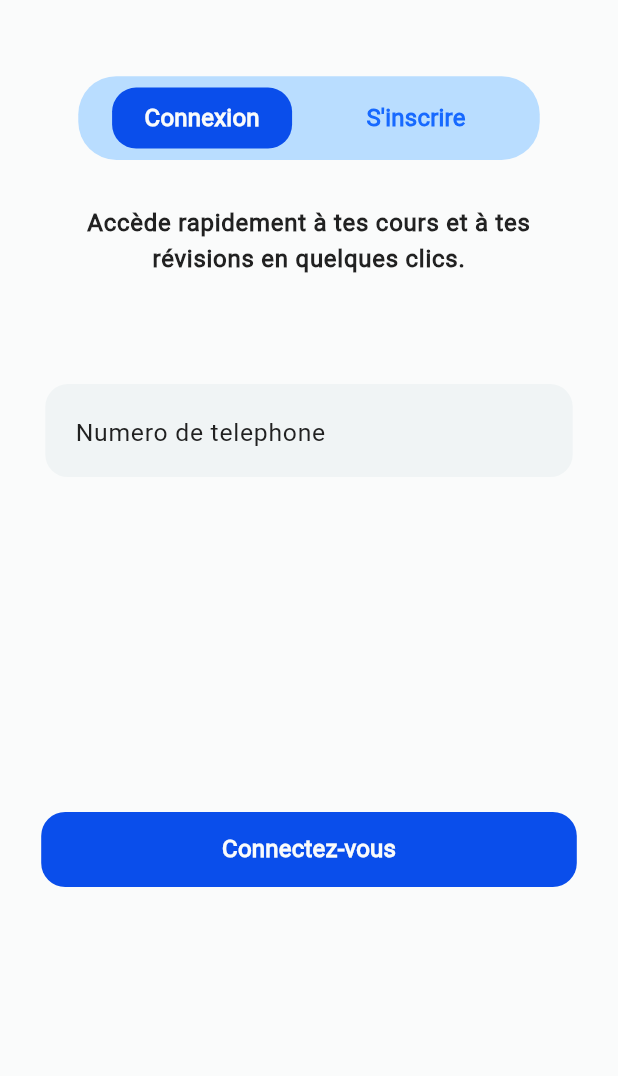
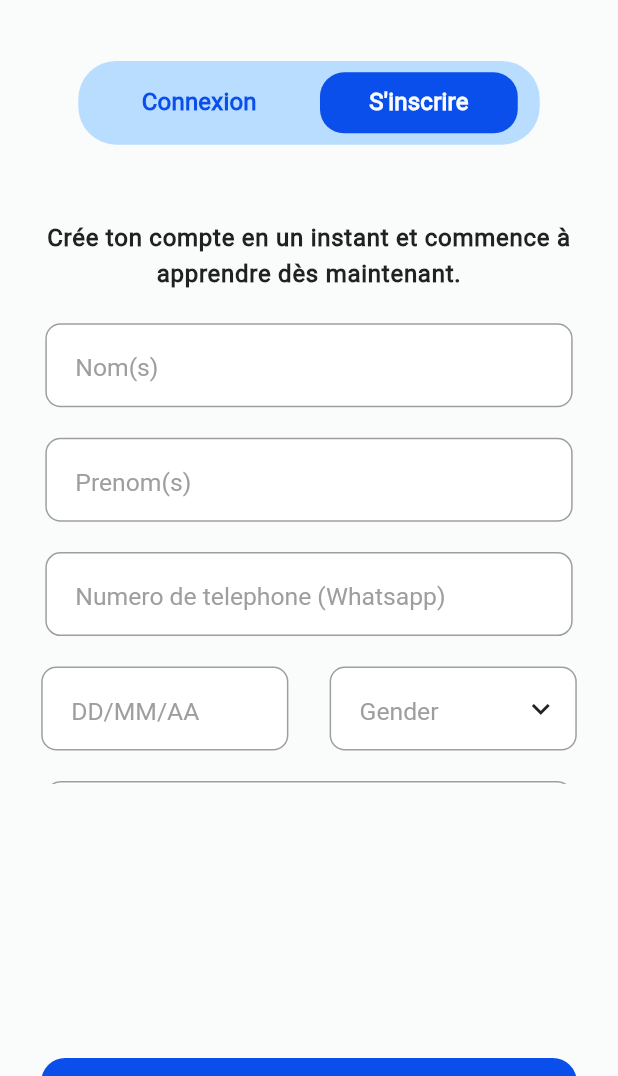
Before and after one commit to darrelX/onbush, a Flutter app: the LoginScreen screen opened by its route, after a tap on "S'inscrire", on a phone screen of 412 x 824 dp, the part 160-1236 px from its top. Run offline on Flutter 3.47's test engine with Material 3 defaults, Android fonts, the phone set to English and light mode, and no system bars; our stand-ins replace animate_do, another_flushbar, auto_route, bloc, carousel_slider, connectivity_plus and 15 more; missing offline and left inert: draggable_bottom_sheet; accounts and stored records are empty; generated files the repository leaves out were written again; project files that could hold a hidden picture were left out.

Commit message:
Onboarding success

```diff
--- a/lib/auth/presentation/pages/login_screen.dart
+++ b/lib/auth/presentation/pages/login_screen.dart
@@ -6,6 +6,8 @@ import 'package:flutter_screenutil/flutter_screenutil.dart';
 import 'package:form_builder_validators/form_builder_validators.dart';
 import 'package:gap/gap.dart';
 import 'package:onbush/auth/logic/auth_cubit/auth_cubit.dart';
+import 'package:onbush/auth/presentation/widgets/auh_switcher_widget.dart';
+import 'package:onbush/auth/presentation/widgets/register_widget.dart';
 import 'package:onbush/shared/extensions/context_extensions.dart';
 import 'package:onbush/shared/routing/app_router.dart';
 import 'package:onbush/shared/theme/app_colors.dart';
@@ -26,11 +28,22 @@ class LoginScreen extends StatefulWidget {
 
 class _LoginScreenState extends State<LoginScreen> {
   final TextEditingController _emailController = TextEditingController();
+  final TextEditingController _firstNameController = TextEditingController();
+  final TextEditingController _lastNameController = TextEditingController();
   final TextEditingController _phoneController = TextEditingController();
   final TextEditingController _passwordController = TextEditingController();
+  final TextEditingController dateController = TextEditingController();
+  final TextEditingController _genderController = TextEditingController();
+  final TextEditingController _schoolController = TextEditingController();
+  final TextEditingController _academicLevelController =
+      TextEditingController();
+  final TextEditingController _majorStudyController = TextEditingController();
   final AuthCubit _cubit = AuthCubit();
   final GlobalKey<FormState> _formKey = GlobalKey<FormState>();
-  final ScrollController _scrollController = ScrollController();
+  final PageController _pageController = PageController();
+  final TextEditingController _dateController = TextEditingController();
+  DateTime? _selectedDate;
+  int _currentIndex = 0;
   // final bool _isChecked = false;
   // final _networkCubit = getIt.get<NetworkCubit>();
 
@@ -97,47 +110,31 @@ class _LoginScreenState extends State<LoginScreen> {
                       width: 200,
                       // height: 300,
                     ),
-                    Gap(50.h),
+                    Gap(40.h),
+                    AuhSwitcherWidget(
+                      pageController: _pageController,
+                      currentIndex: _currentIndex,
+                    ),
+                    Gap(20.h),
 
-                    Container(
-                      width: 280.w,
-                      height: 55.h,
-                      decoration: BoxDecoration(
-                          color: AppColors.third,
-                          borderRadius: BorderRadius.circular(25.r)),
-                      child: Center(
-                        child: Row(
-                          mainAxisAlignment: MainAxisAlignment.spaceEvenly,
+                    SizedBox(
+                      height: 400.h,
+                      child: PageView(
+                        controller: _pageController,
+                        onPageChanged: (int page) => setState(() {
+                          _currentIndex = page;
+                        }),
                         children: [
-                            AppButton(
-                              width: 120,
-                              text: "Connexion",
-                              onPressed: () {},
-                              bgColor: AppColors.primary,
-                              height: 40.h,
-                            ),
-                            AppButton(
-                              width: 120,
-                              text: "S'inscrire",
-                              onPressed: () {},
-                              // bgColor: AppColors.primary,
-                              textColor: AppColors.secondary,
-                              height: 40.h,
-                            ),
-                          ],
-                        ),
-                      ),
-                    ),
+                          Column(
+                            children: [
                               Gap(30.h),
-
                               Text(
                                 "Accède rapidement à tes cours et à tes révisions en quelques clics.",
                                 style: context.textTheme.bodyLarge!
                                     .copyWith(fontWeight: FontWeight.bold),
                                 textAlign: TextAlign.center,
                               ),
-                    Gap(70.h),
-
+                              Gap(100.h),
                               AppInput(
                                 controller: _phoneController,
                                 // label: 'Tel',
@@ -152,11 +149,22 @@ class _LoginScreenState extends State<LoginScreen> {
                                   FormBuilderValidators.numeric()
                                 ],
                               ),
-                    Gap(20.h),
-
-                    Gap(200.h),
-
-                    // Gap(50.h),
+                            ],
+                          ),
+                          RegisterWidget(
+                            firstNameController: _firstNameController,
+                            lastNameController: _lastNameController,
+                            phoneController: _phoneController,
+                            dateController: _dateController,
+                            genderController: _genderController,
+                            schoolController: _schoolController,
+                            academicLevelController: _academicLevelController,
+                            majorStudyController: _majorStudyController,
+                          ),
+                        ],
+                      ),
+                    ),
+                    Gap(180.h),
                     AppButton(
                       loading: state is LoginLoading,
                       bgColor: AppColors.primary,
--- /dev/null
+++ b/lib/auth/presentation/widgets/auh_switcher_widget.dart
@@ -0,0 +1,70 @@
+import 'package:flutter/material.dart';
+import 'package:flutter_screenutil/flutter_screenutil.dart';
+import 'package:onbush/shared/theme/app_colors.dart';
+import 'package:onbush/shared/widget/app_button.dart';
+
+class AuhSwitcherWidget extends StatefulWidget {
+  final int currentIndex;
+  final PageController pageController;
+
+  const AuhSwitcherWidget({
+    super.key,
+    this.currentIndex = 0, required this.pageController,
+  });
+
+  @override
+  State<AuhSwitcherWidget> createState() => _AuhSwitcherWidgetState();
+}
+
+class _AuhSwitcherWidgetState extends State<AuhSwitcherWidget> {
+  @override
+  Widget build(BuildContext context) {
+    return Container(
+      width: 280.w,
+      height: 55.h,
+      decoration: BoxDecoration(
+          color: AppColors.third, borderRadius: BorderRadius.circular(25.r)),
+      child: Center(
+        child: Row(
+          mainAxisAlignment: MainAxisAlignment.spaceEvenly,
+          children: [
+            AppButton(
+              width: 120.w,
+              text: "Connexion",
+              textColor:
+                  widget.currentIndex == 1 ? AppColors.primary : AppColors.white,
+              onPressed: () {
+                setState(() {
+                  widget.pageController.previousPage(
+                      duration: const Duration(milliseconds: 400),
+                      curve: Curves.linear);
+                });
+              },
+              bgColor: widget.currentIndex == 1 ? null : AppColors.primary,
+              height: 40.h,
+            ),
+            AppButton(
+              width: 120.w,
+              text: "S'inscrire",
+              textColor:
+                  widget.currentIndex == 0 ? AppColors.primary : AppColors.white,
+
+              bgColor: widget.currentIndex == 0 ? null : AppColors.primary,
+
+              onPressed: () {
+                setState(() {
+                  widget.pageController.nextPage(
+                      duration: const Duration(milliseconds: 400),
+                      curve: Curves.linear);
+                });
+              },
+              // bgColor: AppColors.primary,
+
+              height: 40.h,
+            ),
+          ],
+        ),
+      ),
+    );
+  }
+}
--- /dev/null
+++ b/lib/auth/presentation/widgets/register_widget.dart
@@ -0,0 +1,270 @@
+import 'package:auto_route/auto_route.dart';
+import 'package:flutter/material.dart';
+import 'package:flutter/services.dart';
+import 'package:flutter_screenutil/flutter_screenutil.dart';
+import 'package:form_builder_validators/form_builder_validators.dart';
+import 'package:gap/gap.dart';
+import 'package:intl/intl.dart';
+import 'package:onbush/shared/extensions/context_extensions.dart';
+import 'package:onbush/shared/theme/app_colors.dart';
+import 'package:onbush/shared/widget/app_bottom_sheet.dart';
+import 'package:onbush/shared/widget/app_input.dart';
+
+class RegisterWidget extends StatefulWidget {
+  final TextEditingController lastNameController;
+  final TextEditingController firstNameController;
+  final TextEditingController phoneController;
+  final TextEditingController dateController;
+  final TextEditingController genderController;
+  final TextEditingController schoolController;
+  final TextEditingController academicLevelController;
+  final TextEditingController majorStudyController;
+
+  const RegisterWidget(
+      {super.key,
+      required this.dateController,
+      required this.lastNameController,
+      required this.firstNameController,
+      required this.phoneController,
+      required this.genderController,
+      required this.schoolController,
+      required this.academicLevelController,
+      required this.majorStudyController});
+
+  @override
+  State<RegisterWidget> createState() => _RegisterWidgetState();
+}
+
+class _RegisterWidgetState extends State<RegisterWidget> {
+  DateTime? _selectedDate;
+  int gender = 1;
+  final TextEditingController _seachController = TextEditingController();
+
+  Future<void> _selectDate(BuildContext context) async {
+    final DateTime? pickedDate = await showDatePicker(
+      context: context,
+      initialDate: _selectedDate ?? DateTime.now(),
+      firstDate: DateTime(1900), // Date de début pour limiter la sélection
+      lastDate:
+          DateTime.now(), // Limite à aujourd'hui pour éviter les dates futures
+    );
+    if (pickedDate != null && pickedDate != _selectedDate) {
+      setState(() {
+        _selectedDate = pickedDate;
+        widget.dateController.text =
+            DateFormat('dd/MM/yyyy').format(pickedDate); // Formatage de la date
+      });
+    }
+  }
+
+  Future<void> _selectSchool(BuildContext context) async {
+    AppBottomSheet.showModelBottomSheet(
+      context: context,
+      child: SingleChildScrollView(
+        child: Column(
+          children: [
+            Row(
+              mainAxisAlignment: MainAxisAlignment.start,
+              children: [
+                const Icon(Icons.arrow_back),
+                const Spacer(),
+                Text(
+                  "Choississez votre\necole/universite",
+                  style: context.textTheme.titleLarge!.copyWith(
+                    fontWeight: FontWeight.bold,
+                  ),
+                  textAlign: TextAlign.center,
+                ),
+                const Spacer()
+              ],
+            ),
+            Gap(20.h),
+            AppInput(
+              prefix: Icon(Icons.search),
+              hint: "Chercher ...",
+              validators: [],
+            ),
+            Gap(20.h),
+            Row(
+              children: [
+                Container(
+                    // width: 70.w,
+                    decoration: BoxDecoration(shape: BoxShape.circle),
+                    child: Checkbox(
+                        value: true,
+                        side: BorderSide.none,
+                        shape: CircleBorder(),
+                        onChanged: (value) {})),
+                Container(
+                    constraints: BoxConstraints(maxWidth: 280.w),
+                    child: Text(
+                      "Ecole Nationale Superieure de Polytechnique de Douala",
+                      style: context.textTheme.bodyLarge!
+                          .copyWith(fontWeight: FontWeight.bold),
+                    ))
+              ],
+            ),
+            Row(
+              children: [
+                Checkbox(value: true, onChanged: (value) {}),
+                Text("Ecole Nationale Superieure de Polytechnique de Douala")
+              ],
+            ),
+          ],
+        ),
+      ),
+    );
+  }
+
+  @override
+  void dispose() {
+    // widget.firstNameController.dispose();
+    // widget.lastNameController.dispose();
+    // widget.phoneController.dispose();
+    // widget.dateController.dispose();
+    super.dispose();
+  }
+
+  @override
+  Widget build(BuildContext context) {
+    return SingleChildScrollView(
+      child: Column(
+        children: [
+          Gap(30.h),
+          Text(
+            "Crée ton compte en un instant et commence à apprendre dès maintenant.",
+            style: context.textTheme.bodyLarge!
+                .copyWith(fontWeight: FontWeight.bold),
+            textAlign: TextAlign.center,
+          ),
+          Gap(20.h),
+          AppInput(
+            controller: widget.lastNameController,
+            border: false,
+            hint: 'Nom(s)',
+            labelColors: AppColors.black.withOpacity(0.7),
+            keyboardType: TextInputType.phone,
+            validators: [
+              FormBuilderValidators.required(
+                errorText: 'Entrer votre nom',
+              ),
+              // FormBuilderValidators.()
+            ],
+          ),
+          Gap(20.h),
+          AppInput(
+            controller: widget.firstNameController,
+            // label: 'Tel',
+            border: false,
+            hint: 'Prenom(s)',
+            labelColors: AppColors.black.withOpacity(0.7),
+            keyboardType: TextInputType.phone,
+            validators: [
+              FormBuilderValidators.required(
+                errorText: 'Entrer votre nom',
+              ),
+              // FormBuilderValidators.()
+            ],
+          ),
+          Gap(20.h),
+          AppInput(
+            controller: widget.phoneController,
+            // label: 'Tel',
+            border: false,
+            hint: 'Numero de telephone (Whatsapp)',
+            labelColors: AppColors.black.withOpacity(0.7),
+            keyboardType: TextInputType.phone,
+            validators: [
+              FormBuilderValidators.required(
+                errorText: 'Entrer votre nom',
+              ),
+              // FormBuilderValidators.()
+            ],
+          ),
+          Gap(20.h),
+          Row(
+            mainAxisAlignment: MainAxisAlignment.spaceBetween,
+            children: [
+              AppInput(
+                  width: 150.w,
+                  controller: widget.dateController,
+                  hint: "DD/MM/AA",
+                  readOnly: true,
+                  onTap: () => _selectDate(context),
+                  validators: [
+                    (value) {
+                      if (value == null || value.isEmpty) {
+                        return 'Veuillez sélectionner votre date de naissance';
+                      }
+                      return null;
+                    },
+                  ]),
+              AppInput(
+                controller: widget.genderController,
+                hint: 'Gender',
+                width: 150.w,
+                keyboardType: TextInputType.none,
+                readOnly: true,
+                onTap: () {
+                  AppBottomSheet.showModelBottomSheet(
+                    context: context,
+                    child: Column(
+                      children: [
+                        ListTile(
+                          title: const Text("Male"),
+                          selected: gender == 1,
+                          onTap: () {
+                            setState(() {
+                              gender = 1;
+                              widget.genderController.text = "Male";
+                              context.router.maybePop();
+                            });
+                          },
+                        ),
+                        ListTile(
+                          title: const Text("Female"),
+                          selected: gender == 0,
+                          onTap: () {
+                            setState(() {
+                              gender = 0;
+                              widget.genderController.text = "Female";
+                              context.router.maybePop();
+                            });
+                          },
+                        ),
+                      ],
+                    ),
+                  );
+                },
+                validators: [
+                  FormBuilderValidators.required(
+                    errorText: 'Gender is required',
+                  ),
+                ],
+                suffixIcon: const Icon(Icons.keyboard_arrow_down_outlined),
+              ),
+            ],
+          ),
+          Gap(20.h),
+          AppInput(
+            controller: widget.phoneController,
+            // label: 'Tel',
+
+            hint: 'Choisir votre ecole/universite',
+            labelColors: AppColors.black.withOpacity(0.7),
+            readOnly: true,
+            onTap: () => _selectSchool(context),
+            // keyboardType: TextInputType.phone,
+
+            validators: [
+              FormBuilderValidators.required(
+                errorText: "Entrer l'ecole",
+              ),
+              // FormBuilderValidators.()
+            ],
+          ),
+        ],
+      ),
+    );
+  }
+}
--- a/lib/service_locator.dart
+++ b/lib/service_locator.dart
@@ -35,7 +35,7 @@ void setupLocator() {
   // Dio
   getIt.registerSingleton<Dio>(
     Dio(BaseOptions(
-      baseUrl: 'https://onbush-api.symphonisocial.com/api',
+      baseUrl: 'https://api.data.onbush237.com/v1',
       connectTimeout: const Duration(seconds: 12),
       receiveTimeout: const Duration(seconds: 12),
       headers: {
--- a/lib/shared/routing/app_router.dart
+++ b/lib/shared/routing/app_router.dart
@@ -52,8 +52,21 @@ class AppRouter extends _$AppRouter {
         AutoRoute(
           page: GameRoute.page,
         ),
-        AutoRoute(
+        CustomRoute(
           page: LoginRoute.page,
+          transitionsBuilder: (context, animation, secondaryAnimation, child) {
+            var tween = Tween(begin: Offset(1.0, 0.0), end: Offset.zero);
+            var curvedAnimation = CurvedAnimation(
+              parent: animation,
+              curve: Curves.easeInOut,
+            );
+
+            return SlideTransition(
+              position: tween.animate(curvedAnimation),
+              child: child,
+            );
+          },
+          durationInMilliseconds: 500,
         ),
         AutoRoute(page: HistoryGameRoute.page),
         AutoRoute(page: OTPInputRoute.page),
@@ -65,7 +78,6 @@ class AppRouter extends _$AppRouter {
         ),
         AutoRoute(page: ForgetPasswordRoute.page),
         AutoRoute(page: NewPasswordRoute.page),
-        AutoRoute(page: OTPInputRoute.page),
         AutoRoute(page: OnboardingRoute.page),
       ];
 }
--- a/lib/shared/widget/app_button.dart
+++ b/lib/shared/widget/app_button.dart
@@ -53,11 +53,10 @@ class AppButton extends StatelessWidget {
               )
             : null,
       ),
-      child: Material(
-        color: Colors.transparent,
       child: InkWell(
         onTap: (!loading && enable && onPressed != null) ? onPressed : null,
         borderRadius: BorderRadius.circular(15.r),
+        highlightColor: Colors.transparent, // Supprime l'effet de surbrillance
         child: Center(
           child: loading
               ? CupertinoTheme(
@@ -86,7 +85,6 @@ class AppButton extends StatelessWidget {
                   : child,
         ),
       ),
-      ),
     );
   }
 }
--- a/lib/shared/widget/app_input.dart
+++ b/lib/shared/widget/app_input.dart
@@ -10,6 +10,7 @@ class AppInput extends StatefulWidget {
   final TextEditingController? controller;
   final String? hint;
   final String? initialValue;
+  final Color? fillColor;
   final String? label;
   final Color? labelColors;
   final bool readOnly;
@@ -52,6 +53,7 @@ class AppInput extends StatefulWidget {
   const AppInput({
     super.key,
     this.controller,
+    this.fillColor = Colors.white,
     this.maxValue,
     this.hint,
     this.initialValue,
@@ -151,20 +153,16 @@ class _AppInputState extends State<AppInput> {
           ),
         Container(
           width: widget.width ?? 320.w,
+          // height: 60.h,
           decoration: BoxDecoration(
             // color: const Color.fromRGBO(240, 244, 245, 10),
             // Couleur de fond souhaitée
             borderRadius: BorderRadius.circular(40.0), // Rayon des bords
           ),
+          child: Center(
             child: TextFormField(
               controller: widget.controller,
-            style: TextStyle(
-              height: 1.8.h,
-              fontWeight: FontWeight.w500,
-              fontSize: 17.sp,
-              color: AppColors.black,
-              fontStyle: widget.isItalic ? FontStyle.italic : null,
-            ),
+              style: context.textTheme.titleLarge,
               buildCounter: !widget.showHelper
                   ? (
                       context, {
@@ -204,21 +202,28 @@ class _AppInputState extends State<AppInput> {
                     },
               decoration: InputDecoration(
                 errorMaxLines: widget.errorMaxLines,
+
                 border: OutlineInputBorder(
-                borderRadius: BorderRadius.circular(10.0), // Rayon des bords
-              ),
+                    borderRadius:
+                        BorderRadius.circular(10.r), // Rayon des bords
+                    borderSide: BorderSide(color: Colors.red)),
 
                 focusedBorder: null,
                 // enabledBorder: widget.border ? InputBorder.none : null,
                 enabledBorder: OutlineInputBorder(
-                  borderRadius: BorderRadius.circular(15.0), // Rayon des bords
-                  borderSide: const BorderSide(color: Colors.transparent)),
+                    borderRadius:
+                        BorderRadius.circular(10.r), // Rayon des bords
+                    borderSide: BorderSide(color: Colors.grey)
+                    // borderSide: const BorderSide(color: Colors.transparent)
+                    ),
                 filled: true,
-              fillColor: const Color.fromRGBO(240, 244, 245, 10),
+                fillColor: widget.fillColor,
                 hintText: widget.hint,
+
                 hintStyle: TextStyle(
-                fontWeight: FontWeight.w300,
+                  fontWeight: FontWeight.normal,
                   fontSize: 15.sp,
+                  color: Colors.grey.shade500,
                   fontStyle: widget.isItalic ? FontStyle.italic : null,
                 ),
                 suffixIcon:
@@ -262,6 +267,7 @@ class _AppInputState extends State<AppInput> {
               ),
             ),
           ),
+        ),
       ],
     );
   }
```
Lines whose indentation alone changed are shown as unchanged.
